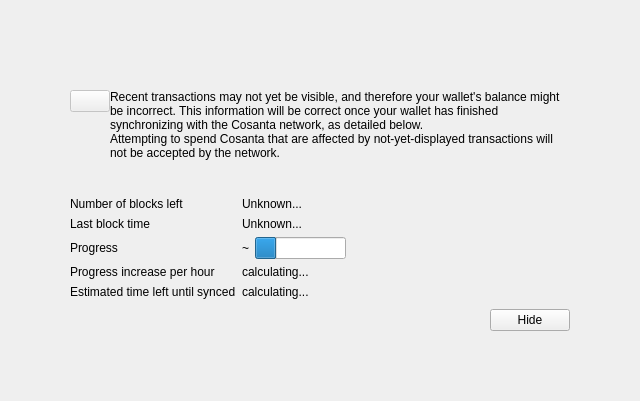
Qt form src/qt/forms/modaloverlay.ui (piratecash/pirate) before a commit.
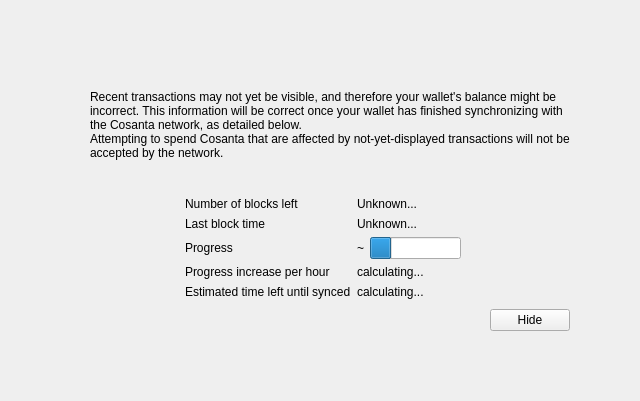
The same form after that commit. Custom widgets are drawn as their Qt base class.

Commit message:
qt: Finetune ModalOverlay (#3699)
* qt: Align warning icon in ModalOverlay properly with the text

* qt: Center form layout in modaloverlay

Patch:
```diff
--- a/src/qt/forms/modaloverlay.ui
+++ b/src/qt/forms/modaloverlay.ui
@@ -79,10 +79,7 @@
               <number>0</number>
              </property>
              <item>
-              <widget class="QPushButton" name="warningIcon">
-               <property name="enabled">
-                <bool>false</bool>
-               </property>
+              <widget class="QLabel" name="warningIcon">
                <property name="text">
                 <string/>
                </property>
@@ -172,6 +169,9 @@
            <property name="fieldGrowthPolicy">
             <enum>QFormLayout::FieldsStayAtSizeHint</enum>
            </property>
+           <property name="formAlignment">
+            <set>Qt::AlignHCenter|Qt::AlignTop</set>
+           </property>
            <property name="horizontalSpacing">
             <number>6</number>
            </property>
```
The commit also changes 2 other files.
